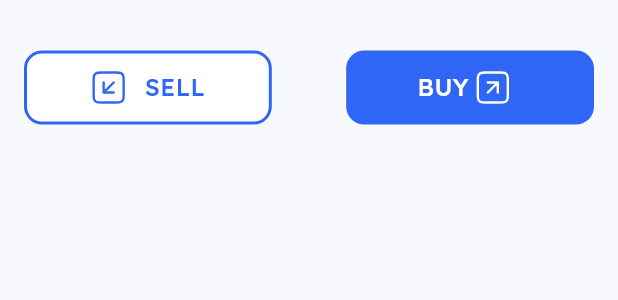
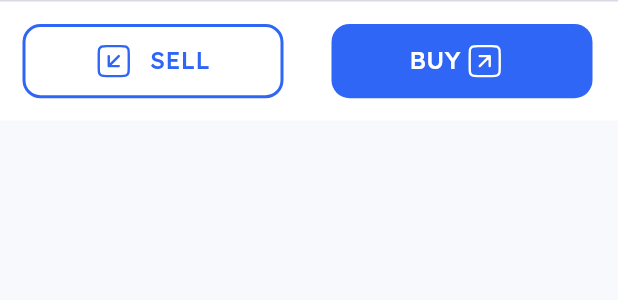
Before and after one commit to jasonwill0212/CryptoExchange_Mobile, a Flutter app: the BottomButton widget shown alone on an empty page, opened directly, on a phone screen of 412 x 824 dp. Shown: the top 300 px of the screen. Run offline on Flutter 3.47's test engine with Material 3 defaults, Android fonts, the phone set to English and light mode, and no system bars; our stand-ins replace flutter_slidable, flutter_svg, shared_preferences, syncfusion_flutter_sliders, webview_flutter; accounts and stored records are empty; network calls fail.

Commit message:
refactor: clean up imports and improve theme consistency across components

```diff
--- a/lib/components/app_button.dart
+++ b/lib/components/app_button.dart
@@ -6,7 +6,6 @@ import 'package:cryptoexchange/core/extension/context_extension.dart';
 import 'package:flutter/material.dart';
 import 'package:flutter_svg/flutter_svg.dart';
 
-/// TODO: Implement prefixIconPath and suffixIconPath
 class AppButton extends StatelessWidget {
   final GestureTapCallback? ontap;
   final String textButton;
--- a/lib/core/theme/app_theme.dart
+++ b/lib/core/theme/app_theme.dart
@@ -7,7 +7,7 @@ class AppTheme {
   static final ThemeData darkTheme = ThemeData(
     brightness: Brightness.dark,
     primaryColor: AppColor.brightBlue,
-    scaffoldBackgroundColor: AppColor.darkNavyBlue,
+    scaffoldBackgroundColor: AppColor.black,
 
     appBarTheme: AppBarTheme(
       backgroundColor: AppColor.darkNavyBlue,
@@ -23,7 +23,7 @@ class AppTheme {
     cardTheme: CardThemeData(
       color: AppColor.darkSurface,
       elevation: 2,
-      shadowColor: AppColor.brightBlue.withOpacity(0.12),
+      shadowColor: AppColor.brightBlue.withValues(alpha: 0.12),
       shape: RoundedRectangleBorder(borderRadius: BorderRadius.circular(12)),
     ),
 
@@ -65,11 +65,11 @@ class AppTheme {
       labelLarge: AppTextStyle.tsRegulardarkNavyBlue16.copyWith(
         color: AppColor.brightBlue,
       ),
-      labelMedium: AppTextStyle.tsRegulardarkNavyBlue14.copyWith(
-        color: AppColor.brightBlue,
+      labelMedium: AppTextStyle.tsMediumdarkNavyBlue18.copyWith(
+        color: AppColor.white,
       ),
-      labelSmall: AppTextStyle.tsRegulargrayishNavy12.copyWith(
-        color: AppColor.brightBlue,
+      labelSmall: AppTextStyle.tsRegulardarkNavyBlue16.copyWith(
+        color: AppColor.white,
       ),
     ),
 
@@ -90,7 +90,7 @@ class AppTheme {
 
     /// Divider Theme
     dividerTheme: DividerThemeData(
-      color: AppColor.grayishNavy.withOpacity(0.3),
+      color: AppColor.grayishNavy.withValues(alpha: 0.3),
       thickness: 1,
     ),
 
@@ -118,7 +118,7 @@ class AppTheme {
     cardTheme: CardThemeData(
       color: AppColor.white,
       elevation: 2,
-      shadowColor: AppColor.brightBlue.withOpacity(0.12),
+      shadowColor: AppColor.brightBlue.withValues(alpha: 0.12),
       shape: RoundedRectangleBorder(borderRadius: BorderRadius.circular(12)),
     ),
 
@@ -160,11 +160,11 @@ class AppTheme {
       labelLarge: AppTextStyle.tsRegulardarkNavyBlue16.copyWith(
         color: AppColor.brightBlue,
       ),
-      labelMedium: AppTextStyle.tsRegulardarkNavyBlue14.copyWith(
-        color: AppColor.brightBlue,
+      labelMedium: AppTextStyle.tsMediumdarkNavyBlue18.copyWith(
+        color: Color(0xFF11183C),
       ),
-      labelSmall: AppTextStyle.tsRegulargrayishNavy12.copyWith(
-        color: AppColor.brightBlue,
+      labelSmall: AppTextStyle.tsRegulardarkNavyBlue16.copyWith(
+        color: Color(0xFF11183C),
       ),
     ),
 
@@ -185,7 +185,7 @@ class AppTheme {
 
     /// Divider Theme
     dividerTheme: DividerThemeData(
-      color: AppColor.grayishNavy.withOpacity(0.3),
+      color: AppColor.grayishNavy.withValues(alpha: 0.3),
       thickness: 1,
     ),
 
--- a/lib/provider/order_book_provider.dart
+++ b/lib/provider/order_book_provider.dart
@@ -30,11 +30,7 @@ class OrderBookProvider extends ChangeNotifier {
 
   void setSelectedCoin(Coin coin) {
     _selectedCoin = coin;
-    notifyListeners();
-  }
-
-  void setSelectedSymbol(String symbol) {
-    _selectedSymbol = symbol;
+    _selectedSymbol = coin.symbol;
     notifyListeners();
   }
 
--- a/lib/screens/bottom_tab/bottomnavigationbar.dart
+++ b/lib/screens/bottom_tab/bottomnavigationbar.dart
@@ -1,4 +1,3 @@
-import 'package:cryptoexchange/components/app_color.dart';
 import 'package:cryptoexchange/components/app_path.dart';
 import 'package:cryptoexchange/provider/bottomnavigation_provider.dart';
 import 'package:cryptoexchange/screens/favorite/favorites_screen.dart';
--- a/lib/screens/favorite/favorites_screen.dart
+++ b/lib/screens/favorite/favorites_screen.dart
@@ -1,4 +1,3 @@
-import 'package:cryptoexchange/components/app_color.dart';
 import 'package:cryptoexchange/components/app_path.dart';
 import 'package:cryptoexchange/components/app_text.dart';
 import 'package:cryptoexchange/components/app_textstyle.dart';
--- a/lib/screens/home/widget/widget_boxdecoration.dart
+++ b/lib/screens/home/widget/widget_boxdecoration.dart
@@ -1,4 +1,3 @@
-import 'package:cryptoexchange/components/app_color.dart';
 import 'package:flutter/material.dart';
 
 class WidgetBoxDecoration {
--- a/lib/screens/market/market_screen.dart
+++ b/lib/screens/market/market_screen.dart
@@ -1,4 +1,3 @@
-import 'package:cryptoexchange/components/app_color.dart';
 import 'package:cryptoexchange/components/app_path.dart';
 import 'package:cryptoexchange/components/app_text.dart';
 import 'package:cryptoexchange/components/app_textstyle.dart';
--- a/lib/screens/settings/setting_page.dart
+++ b/lib/screens/settings/setting_page.dart
@@ -4,6 +4,7 @@ import 'package:cryptoexchange/components/app_path.dart';
 import 'package:cryptoexchange/components/app_text.dart';
 import 'package:cryptoexchange/components/app_textstyle.dart';
 import 'package:cryptoexchange/core/enum/enum.dart';
+import 'package:cryptoexchange/core/extension/context_extension.dart';
 import 'package:cryptoexchange/core/utils/size_config.dart';
 import 'package:cryptoexchange/screens/settings/widget/widget_tableview.dart';
 import 'package:flutter/material.dart';
@@ -35,9 +36,7 @@ AppBar _appBar(BuildContext context) {
     centerTitle: true,
     title: AppText(
       text: 'Settings',
-      style: AppTextStyle.tsMediumdarkNavyBlue18.copyWith(
-        color: Theme.of(context).colorScheme.onSurface,
-      ),
+      style: context.theme.textTheme.labelMedium,
     ),
     actions: [
       Padding(
--- a/lib/screens/settings/widget/widget_tableview.dart
+++ b/lib/screens/settings/widget/widget_tableview.dart
@@ -26,7 +26,7 @@ class SettingCardWidget extends StatelessWidget {
     return Container(
       padding: EdgeInsets.symmetric(horizontal: 14),
       decoration: BoxDecoration(
-        color: AppColor.white,
+        color: context.colorScheme.surface,
         borderRadius: BorderRadius.circular(14),
       ),
       child: ListView.separated(
@@ -42,7 +42,7 @@ class SettingCardWidget extends StatelessWidget {
               children: [
                 SvgPicture.asset(item.prefixIconPath),
                 const SizedBox(width: 8),
-                Text(item.title, style: context.displayMedium),
+                Text(item.title, style: context.textTheme.labelSmall),
                 const Spacer(),
                 item.hasSwitch
                     ? Switch(
--- a/lib/screens/trade/widget/orderbook_section_widget.dart
+++ b/lib/screens/trade/widget/orderbook_section_widget.dart
@@ -4,7 +4,6 @@ import 'package:cryptoexchange/core/enum/enum.dart';
 import 'package:cryptoexchange/provider/order_book_provider.dart';
 import 'package:cryptoexchange/screens/trade/widget/dropdown.dart';
 import 'package:flutter/material.dart';
-import 'package:flutter/rendering.dart';
 import 'package:provider/provider.dart';
 
 class OrderbookSectionWidget extends StatelessWidget {
--- a/lib/screens/trading chart/widgets/bottom_button.dart
+++ b/lib/screens/trading chart/widgets/bottom_button.dart
@@ -2,7 +2,7 @@ import 'package:cryptoexchange/components/app_button.dart';
 import 'package:cryptoexchange/components/app_color.dart';
 import 'package:cryptoexchange/components/app_path.dart';
 import 'package:cryptoexchange/core/enum/enum.dart';
-import 'package:cryptoexchange/core/utils/size_config.dart';
+import 'package:cryptoexchange/core/extension/context_extension.dart';
 import 'package:flutter/material.dart';
 
 class BottomButton extends StatelessWidget {
@@ -10,40 +10,36 @@ class BottomButton extends StatelessWidget {
 
   @override
   Widget build(BuildContext context) {
-    return Row(
+    final buttonWidth = (context.screenWidth - 64) / 2;
+    return SafeArea(
+      child: Container(
+        decoration: BoxDecoration(
+          color: AppColor.white,
+          border: Border(
+            top: BorderSide(color: AppColor.lightgrayishblue, width: 1),
+          ),
+        ),
+        padding: EdgeInsets.all(15),
+        child: Row(
           children: [
-        Expanded(
-          child: Container(
-            padding: EdgeInsets.all(16),
-            height: context.h(115),
-            color: AppColor.almostWhite,
-            child: Center(
-              child: AppButton(
+            AppButton(
+              width: buttonWidth,
               iconPath: AppPath.icRecieve,
               contentButtonType: ContentButtonType.prefixIcon,
               textButton: 'SELL',
               buttonType: ButtonType.second,
             ),
-            ),
-          ),
-        ),
-        SizedBox(width: context.w(16)),
-        Expanded(
-          child: Container(
-            padding: EdgeInsets.all(16),
-            height: context.h(115),
-            color: AppColor.almostWhite,
-            child: Center(
-              child: AppButton(
+            SizedBox(width: 32),
+            AppButton(
+              width: buttonWidth,
               iconPath: AppPath.icSend,
               contentButtonType: ContentButtonType.suffixIcon,
               textButton: 'BUY',
               buttonType: ButtonType.normal,
             ),
+          ],
         ),
       ),
-        ),
-      ],
     );
   }
 }
--- a/lib/screens/trading chart/widgets/listpopular_pairs_widget.dart
+++ b/lib/screens/trading chart/widgets/listpopular_pairs_widget.dart
@@ -1,11 +1,8 @@
-import 'package:cryptoexchange/components/app_color.dart';
 import 'package:cryptoexchange/components/app_text.dart';
 import 'package:cryptoexchange/components/app_textstyle.dart';
 import 'package:cryptoexchange/core/utils/size_config.dart';
 import 'package:cryptoexchange/provider/home_provider.dart';
 import 'package:cryptoexchange/provider/order_book_provider.dart';
-import 'package:cryptoexchange/screens/trading%20chart/trading_chart.dart';
-import 'package:cryptoexchange/screens/trading%20chart/widgets/webview_widget.dart';
 import 'package:flutter/material.dart';
 import 'package:provider/provider.dart';
 
@@ -33,9 +30,6 @@ class _ListpopularPairsWidgetState extends State<ListpopularPairsWidget> {
               final item = homeProvider.coins[index];
               return GestureDetector(
                 onTap: () {
-                  orderBookProvider.setSelectedSymbol(
-                    item.symbol.toLowerCase(),
-                  );
                   orderBookProvider.setSelectedCoin(item);
                   orderBookProvider.connectToOrderBookStream(
                     item.symbol.toLowerCase(),
--- a/lib/screens/trading chart/widgets/webview_widget.dart
+++ b/lib/screens/trading chart/widgets/webview_widget.dart
@@ -22,6 +22,12 @@ class _WebviewWidgetState extends State<WebviewWidget> {
       ..setJavaScriptMode(JavaScriptMode.unrestricted)
       ..setBackgroundColor(Colors.black)
       ..loadHtmlString(_html(widget.symbol));
+    //  ..loadRequest(
+    //   Uri.parse(
+    //     // 'https://www.tradingview.com/chart/?symbol=BINANCE%3A$symbol',
+    //     'https://www.youtube.com/',
+    //   ),
+    // );
   }
 
   @override
--- a/lib/screens/wallet/wallet_screen.dart
+++ b/lib/screens/wallet/wallet_screen.dart
@@ -1,4 +1,3 @@
-import 'package:cryptoexchange/components/app_color.dart';
 import 'package:cryptoexchange/components/app_path.dart';
 import 'package:cryptoexchange/components/app_text.dart';
 import 'package:cryptoexchange/components/app_textstyle.dart';
```
Lines whose indentation alone changed are shown as unchanged.
